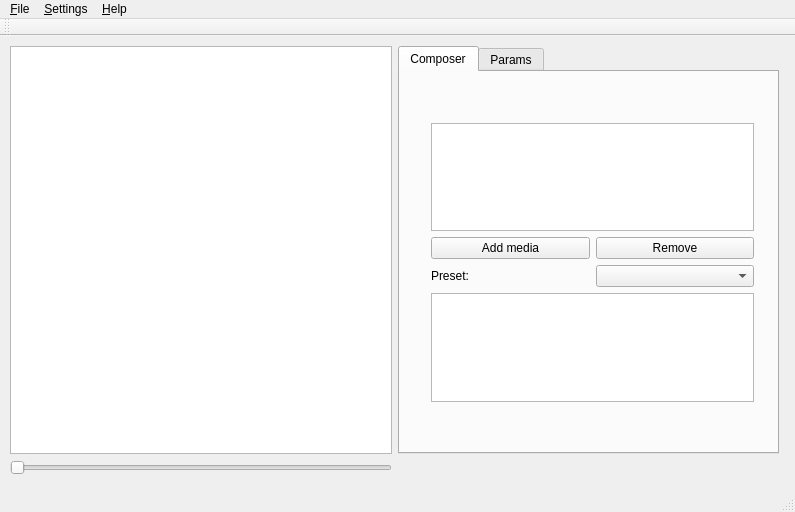
Old version of the form src/yavicot/mainwindow.ui in the repository noko3/yavicot.
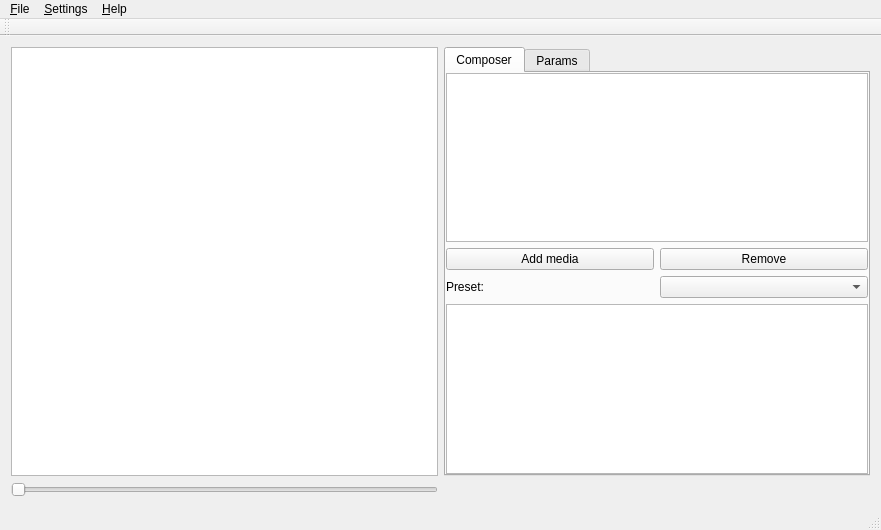
New version of the form.

```diff
--- a/src/yavicot/mainwindow.ui
+++ b/src/yavicot/mainwindow.ui
@@ -6,8 +6,8 @@
    <rect>
     <x>0</x>
     <y>0</y>
-    <width>795</width>
-    <height>512</height>
+    <width>881</width>
+    <height>530</height>
    </rect>
   </property>
   <property name="sizePolicy">
@@ -26,15 +26,8 @@
    <string>Yavicot</string>
   </property>
   <widget class="QWidget" name="centralWidget">
-   <widget class="QWidget" name="gridLayoutWidget">
-    <property name="geometry">
-     <rect>
-      <x>-1</x>
-      <y>-1</y>
-      <width>791</width>
-      <height>451</height>
-     </rect>
-    </property>
+   <layout class="QGridLayout" name="gridLayout_3">
+    <item row="0" column="0">
     <layout class="QGridLayout" name="gridLayout">
      <item row="0" column="0">
       <widget class="QGraphicsView" name="graphicsView"/>
@@ -48,18 +41,23 @@
         <attribute name="title">
          <string>Composer</string>
         </attribute>
-        <widget class="QWidget" name="layoutWidget">
-         <property name="geometry">
-          <rect>
-           <x>20</x>
-           <y>40</y>
-           <width>345</width>
-           <height>301</height>
-          </rect>
-         </property>
+         <layout class="QGridLayout" name="gridLayout_2">
+          <property name="leftMargin">
+           <number>0</number>
+          </property>
+          <property name="topMargin">
+           <number>0</number>
+          </property>
+          <property name="rightMargin">
+           <number>0</number>
+          </property>
+          <property name="bottomMargin">
+           <number>0</number>
+          </property>
+          <item row="0" column="0">
          <layout class="QVBoxLayout" name="verticalLayout">
           <item>
-           <widget class="QTreeView" name="treeProjectFiles"/>
+             <widget class="QListView" name="listProjectFiles"/>
           </item>
           <item>
            <layout class="QHBoxLayout" name="horizontalLayout">
@@ -97,7 +95,8 @@
            <widget class="QTreeView" name="treeChannelMapping"/>
           </item>
          </layout>
-        </widget>
+          </item>
+         </layout>
        </widget>
        <widget class="QWidget" name="tabTweaks">
         <attribute name="title">
@@ -114,14 +113,15 @@
       </widget>
      </item>
     </layout>
-   </widget>
+    </item>
+   </layout>
   </widget>
   <widget class="QMenuBar" name="menuBar">
    <property name="geometry">
     <rect>
      <x>0</x>
      <y>0</y>
-     <width>795</width>
+     <width>881</width>
      <height>22</height>
     </rect>
    </property>
```
Left out of the diff: 1 changed line with no effect on the pictures. Lines whose indentation alone changed are shown as unchanged.
